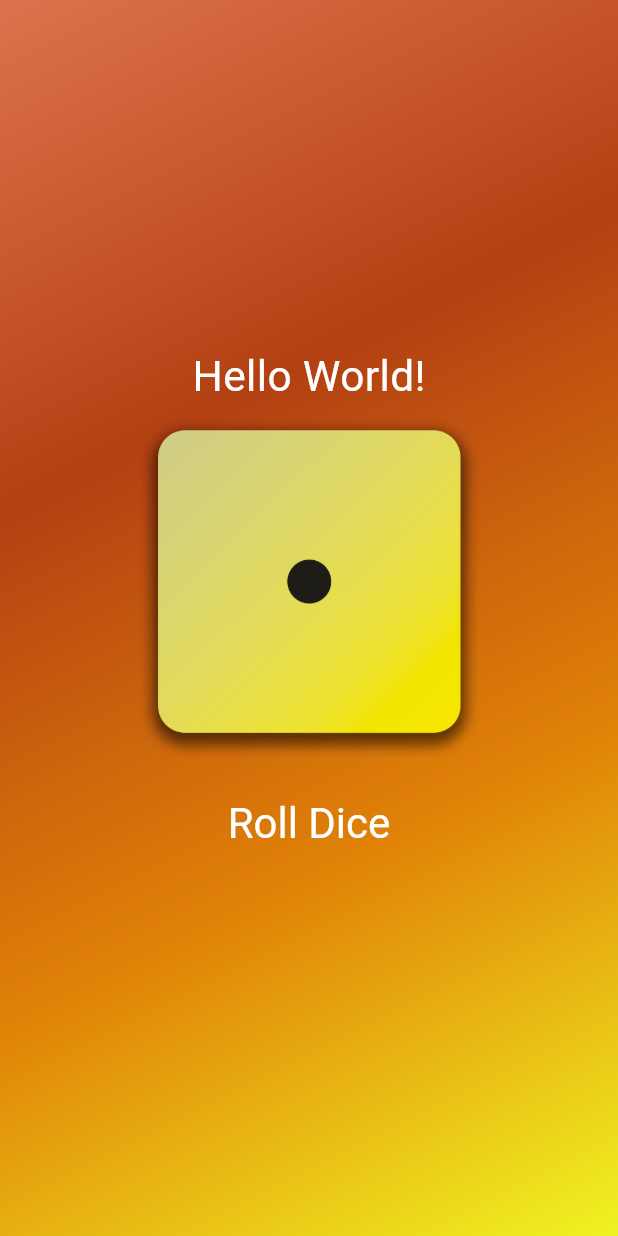
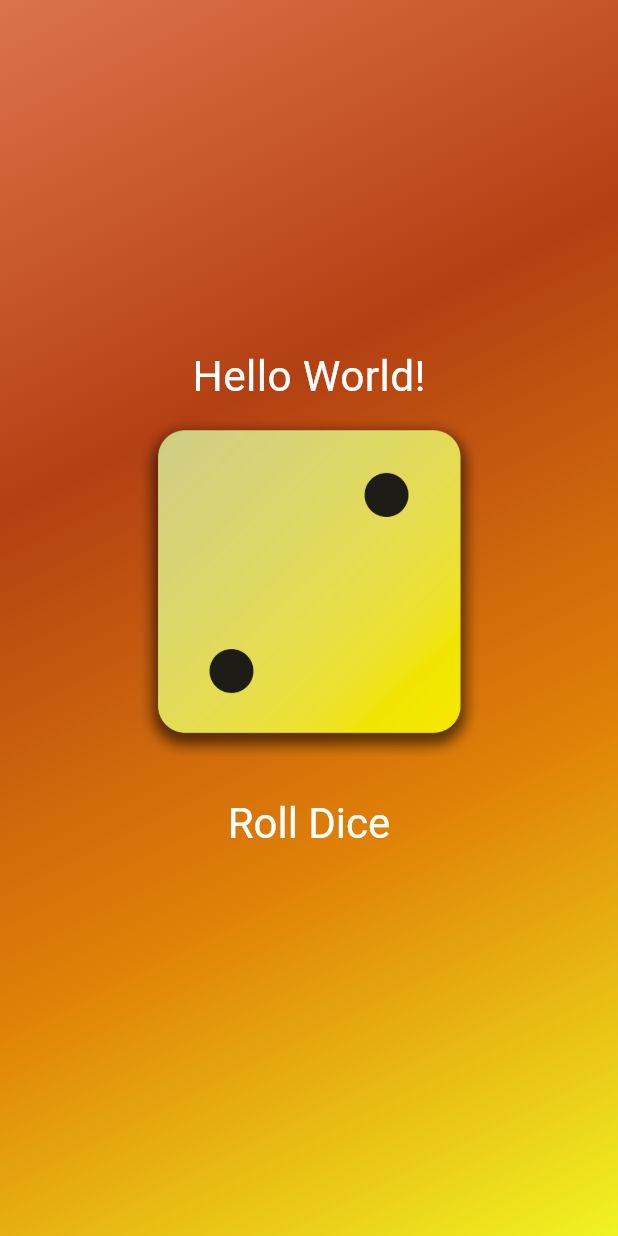
Before and after one commit to Olooce/first_app, a Flutter app: the screen it shows after launch, after a tap on "Roll Dice", on a phone screen of 412 x 824 dp. Run offline on Flutter 3.47's test engine with Material 3 defaults, Android fonts, the phone set to English and light mode, and no system bars.

```diff
--- a/lib/dice_roller.dart
+++ b/lib/dice_roller.dart
@@ -10,12 +10,14 @@ class DiceRoller extends StatefulWidget {
   }
 }
 
-var activeDiceImage = 'assets/images/dice-1.png';
-void rollDice() {
-  setState(() activeDiceImage = 'assets/images/dice-2.png');
-}
+class _DiceRollerState extends State<DiceRoller> {
+  var activeDiceImage = 'assets/images/dice-1.png';
+  void rollDice() {
+    setState(() {
+      activeDiceImage = 'assets/images/dice-2.png';
+    });
+  }
 
-class _DiceRollerState extends State<DiceRoller> {
   @override
   Widget build(context) {
     return Column(mainAxisSize: MainAxisSize.min, children: [
```
Also changed, not shown: 1 other file.
